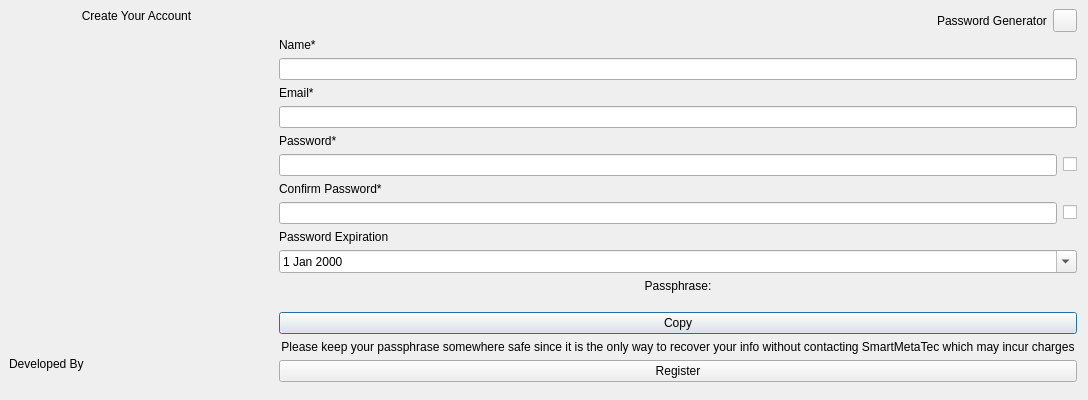
Before: the Qt Designer form designs/xml/register_window.ui in daniel-deru/WorkMate-3.0, drawn with Qt 5.
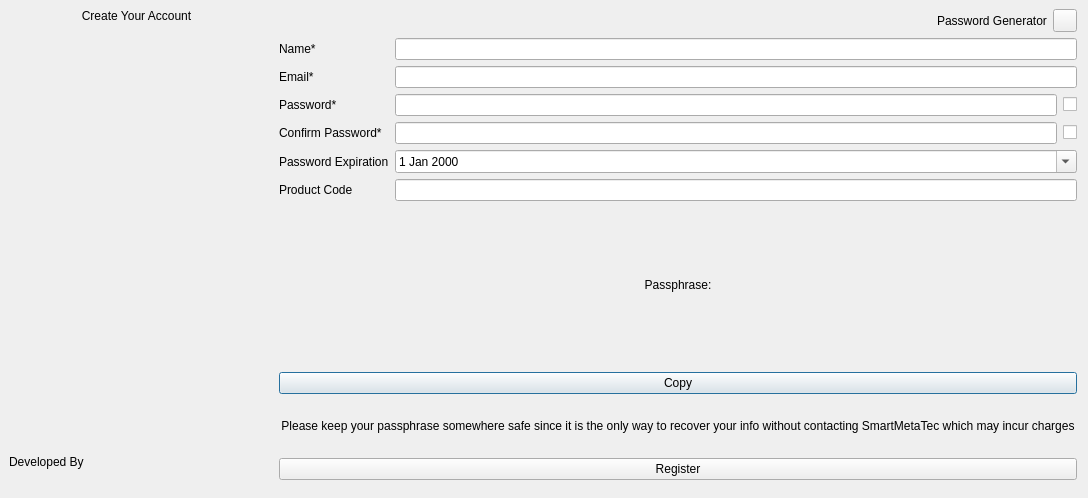
After: the same form once the commit is applied.

Commit message: added product code verification in register window and fixed bug with group filter widget styles

```diff
--- a/designs/xml/register_window.ui
+++ b/designs/xml/register_window.ui
@@ -7,7 +7,7 @@
     <x>0</x>
     <y>0</y>
     <width>1088</width>
-    <height>400</height>
+    <height>498</height>
    </rect>
   </property>
   <property name="windowTitle">
@@ -188,43 +188,35 @@
       </layout>
      </item>
      <item>
-      <layout class="QVBoxLayout" name="verticalLayout_6">
-       <item>
+      <layout class="QFormLayout" name="formLayout">
+       <item row="0" column="0">
         <widget class="QLabel" name="lbl_name">
          <property name="text">
           <string>Name*</string>
          </property>
         </widget>
        </item>
-       <item>
-        <layout class="QHBoxLayout" name="horizontalLayout_3">
-         <item>
+       <item row="0" column="1">
           <widget class="QLineEdit" name="lnedt_name"/>
          </item>
-        </layout>
-       </item>
-       <item>
+       <item row="1" column="0">
         <widget class="QLabel" name="lbl_email">
          <property name="text">
           <string>Email*</string>
          </property>
         </widget>
        </item>
-       <item>
-        <layout class="QHBoxLayout" name="horizontalLayout_4">
-         <item>
+       <item row="1" column="1">
           <widget class="QLineEdit" name="lnedt_email"/>
          </item>
-        </layout>
-       </item>
-       <item>
+       <item row="2" column="0">
         <widget class="QLabel" name="lbl_password">
          <property name="text">
           <string>Password*</string>
          </property>
         </widget>
        </item>
-       <item>
+       <item row="2" column="1">
         <layout class="QHBoxLayout" name="horizontalLayout_5">
          <item>
           <widget class="QLineEdit" name="lnedt_password">
@@ -245,14 +237,14 @@
          </item>
         </layout>
        </item>
-       <item>
+       <item row="3" column="0">
         <widget class="QLabel" name="lbl_password2">
          <property name="text">
           <string>Confirm Password*</string>
          </property>
         </widget>
        </item>
-       <item>
+       <item row="3" column="1">
         <layout class="QHBoxLayout" name="horizontalLayout_6">
          <item>
           <widget class="QLineEdit" name="lnedt_password2">
@@ -273,23 +265,29 @@
          </item>
         </layout>
        </item>
-       <item>
+       <item row="4" column="0">
         <widget class="QLabel" name="lbl_password_exp">
          <property name="text">
           <string>Password Expiration</string>
          </property>
         </widget>
        </item>
-       <item>
-        <layout class="QHBoxLayout" name="horizontalLayout_9">
-         <item>
+       <item row="4" column="1">
           <widget class="QDateEdit" name="dte_password_exp">
            <property name="calendarPopup">
             <bool>true</bool>
            </property>
           </widget>
          </item>
-        </layout>
+       <item row="5" column="0">
+        <widget class="QLabel" name="lbl_product_code">
+         <property name="text">
+          <string>Product Code</string>
+         </property>
+        </widget>
+       </item>
+       <item row="5" column="1">
+        <widget class="QLineEdit" name="lne_product_code"/>
        </item>
       </layout>
      </item>
```
Lines whose indentation alone changed are shown as unchanged. The commit also changes 3 other files.
